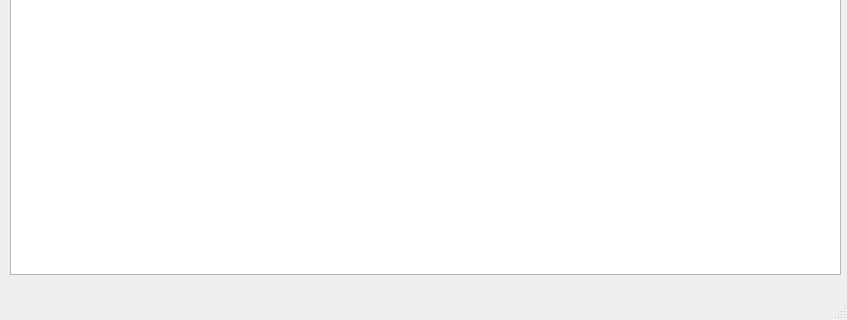
Qt form Tools/MHealthReport/mainapp.ui (zyq1569/HealthApp) before a commit; both pictures show x 0 to 847 and y 304 to 624 of the 847 by 624 pixel window.
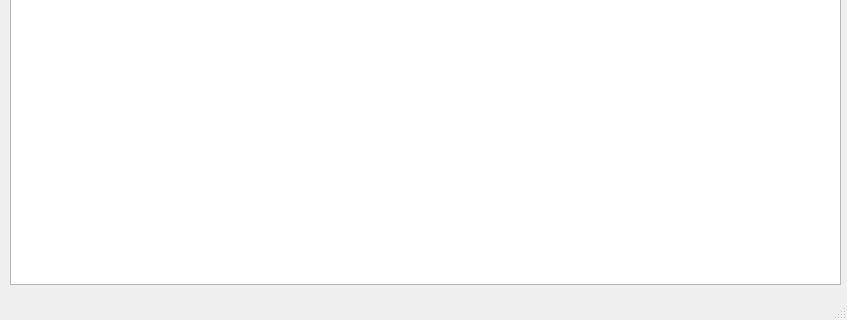
The same form after that commit.

Commit message: QLocalSocket IPC

The edit to the form file:
```diff
--- a/Tools/MHealthReport/mainapp.ui
+++ b/Tools/MHealthReport/mainapp.ui
@@ -20,12 +20,15 @@
       <x>10</x>
       <y>38</y>
       <width>831</width>
-      <height>541</height>
+      <height>551</height>
      </rect>
     </property>
     <property name="autoFillBackground">
      <bool>true</bool>
     </property>
+    <property name="sortingEnabled">
+     <bool>true</bool>
+    </property>
     <attribute name="horizontalHeaderShowSortIndicator" stdset="0">
      <bool>true</bool>
     </attribute>
```
The commit also changes 1 other file.
